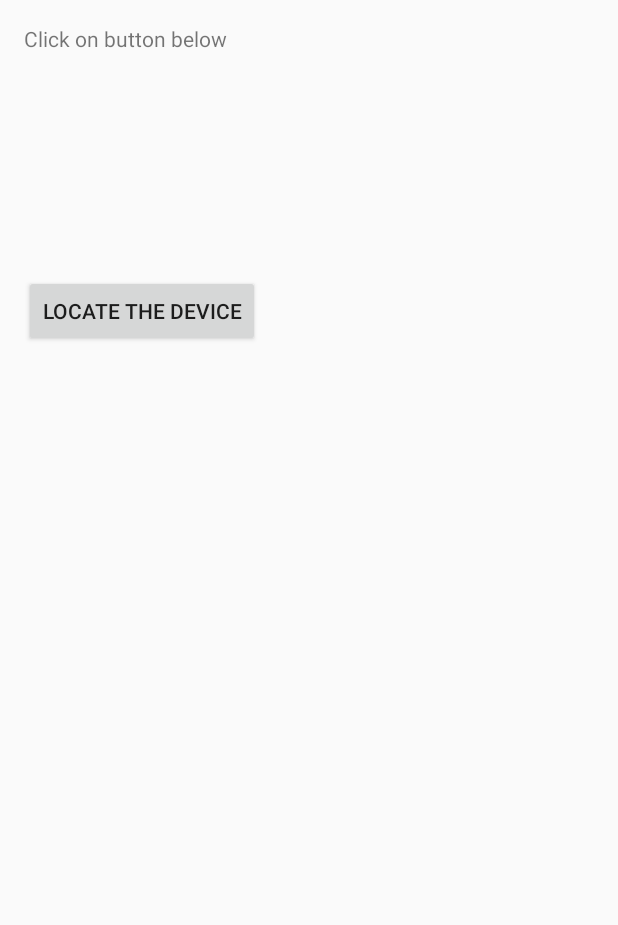
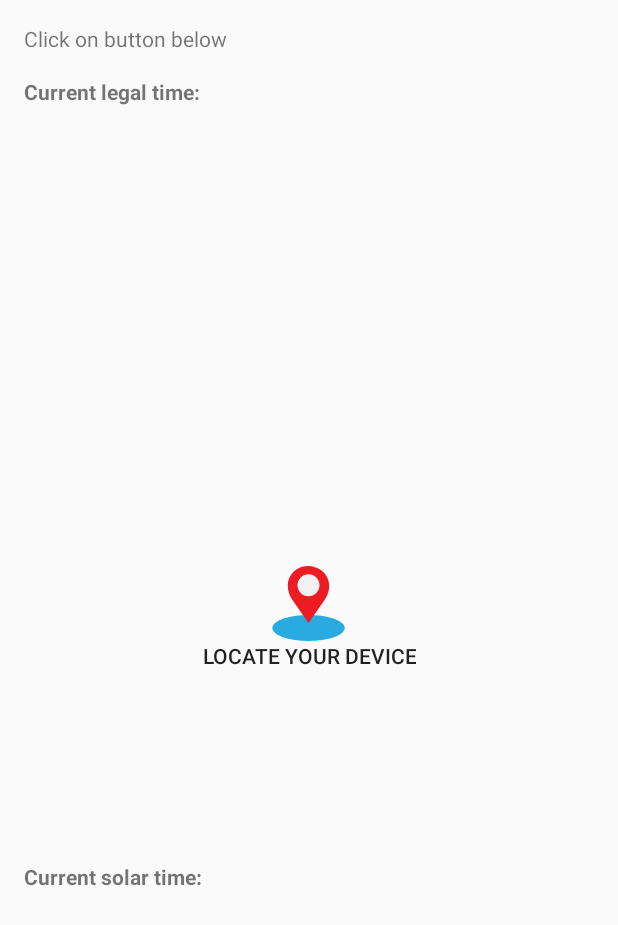
Before and after one commit to brlsl/Solar-Time, an Android app: the layout activity_main.xml on its own in the app's theme, with its tools: preview values and no code run, on a phone screen of 412 x 824 dp. Shown: the top 925 px of the screen. Run offline under Robolectric (Android 15) with nearby library versions, the phone set to English and light mode, and no system bars.

Commit message:
add coroutines instead of Threads use of Lottie animation

```diff
--- a/app/build.gradle
+++ b/app/build.gradle
@@ -38,4 +38,6 @@ dependencies {
     implementation 'pub.devrel:easypermissions:3.0.0'
     implementation 'com.google.android.gms:play-services-location:17.0.0'
 
+    implementation 'org.jetbrains.kotlinx:kotlinx-coroutines-android:1.3.9'
+    implementation "com.airbnb.android:lottie:3.5.0"
 }
--- /dev/null
+++ b/app/src/main/res/drawable/ic_gps.xml
@@ -0,0 +1,15 @@
+<vector xmlns:android="http://schemas.android.com/apk/res/android"
+    android:width="50dp"
+    android:height="50dp"
+    android:viewportWidth="464.001"
+    android:viewportHeight="464.001">
+  <path
+      android:pathData="M272.001,305.273c104.624,6.728 184,39.424 184,78.728c0,44.184 -100.288,80 -224,80s-224,-35.816 -224,-80c0,-39.304 79.376,-72 184,-78.728"
+      android:fillColor="#29ABE2"/>
+  <path
+      android:pathData="M131.585,208.361l100.416,143.64l100.416,-143.64c17.895,-25.436 27.526,-55.764 27.584,-86.864c-0.633,-49.67 -31.94,-93.763 -78.624,-110.736l-5.856,-2.232C247.35,-2.176 216.346,-2.823 187.753,6.697c-49.271,15.535 -83.031,60.911 -83.752,112.568v2.232C104.059,152.597 113.69,182.925 131.585,208.361L131.585,208.361z"
+      android:fillColor="#ED1C24"/>
+  <path
+      android:pathData="M232.001,119.201m-68.2,0a68.2,68.2 0,1 1,136.4 0a68.2,68.2 0,1 1,-136.4 0"
+      android:fillColor="#F2F2F2"/>
+</vector>
--- a/app/src/main/res/layout/activity_main.xml
+++ b/app/src/main/res/layout/activity_main.xml
@@ -15,10 +15,10 @@
         android:text=""
         android:textSize="50sp"
         android:textStyle="bold"
-        app:layout_constraintBottom_toBottomOf="parent"
         app:layout_constraintEnd_toEndOf="parent"
+        app:layout_constraintHorizontal_bias="0.501"
         app:layout_constraintStart_toStartOf="parent"
-        app:layout_constraintTop_toTopOf="parent" />
+        app:layout_constraintTop_toBottomOf="@+id/currentLegalTime_textView" />
 
     <TextView
         android:id="@+id/longitudeTextView"
@@ -43,15 +43,52 @@
         app:layout_constraintBottom_toBottomOf="parent"
         app:layout_constraintEnd_toEndOf="parent"
         app:layout_constraintStart_toStartOf="parent"
-        app:layout_constraintTop_toBottomOf="@+id/hourTextView" />
+        app:layout_constraintTop_toBottomOf="@+id/button_localisation" />
 
     <Button
         android:id="@+id/button_localisation"
         android:layout_width="wrap_content"
         android:layout_height="wrap_content"
+        android:background="@null"
+        android:drawableTop="@drawable/ic_gps"
+        android:text="Locate your device"
+
+        app:layout_constraintBottom_toBottomOf="parent"
+        app:layout_constraintEnd_toEndOf="parent"
+        app:layout_constraintStart_toStartOf="parent"
+        app:layout_constraintTop_toTopOf="parent" />
+
+    <com.airbnb.lottie.LottieAnimationView
+        android:id="@+id/map_location_anim"
+        android:layout_width="wrap_content"
+        android:layout_height="wrap_content"
+        app:layout_constraintBottom_toBottomOf="@+id/button_localisation"
+        app:layout_constraintEnd_toEndOf="parent"
+        app:layout_constraintStart_toStartOf="parent"
+        app:layout_constraintTop_toTopOf="@+id/button_localisation"
+        android:visibility="gone"
+        app:lottie_loop="true"
+        app:lottie_rawRes="@raw/map_location"/>
+
+    <TextView
+        android:id="@+id/currentSolarTime_textView"
+        android:layout_width="wrap_content"
+        android:layout_height="wrap_content"
         android:layout_marginStart="16dp"
-        android:text="Locate the device"
-        app:layout_constraintBottom_toTopOf="@+id/hourTextView"
+        android:layout_marginBottom="8dp"
+        android:text="Current solar time:"
+        android:textStyle="bold"
+        app:layout_constraintBottom_toTopOf="@+id/solarTimeHourTextView"
+        app:layout_constraintStart_toStartOf="parent" />
+
+    <TextView
+        android:id="@+id/currentLegalTime_textView"
+        android:layout_width="wrap_content"
+        android:layout_height="wrap_content"
+        android:layout_marginStart="16dp"
+        android:layout_marginTop="16dp"
+        android:textStyle="bold"
+        android:text="Current legal time:"
         app:layout_constraintStart_toStartOf="parent"
         app:layout_constraintTop_toBottomOf="@+id/longitudeTextView" />
 
```
Also changed, not shown: app/src/main/java/com/example/solartime/MainActivity.kt (+127 -85 lines), app/src/main/java/com/example/solartime/Utils.kt (+0 -15 lines), app/src/main/res/raw/map_location.json (added, +1 -0 lines).
